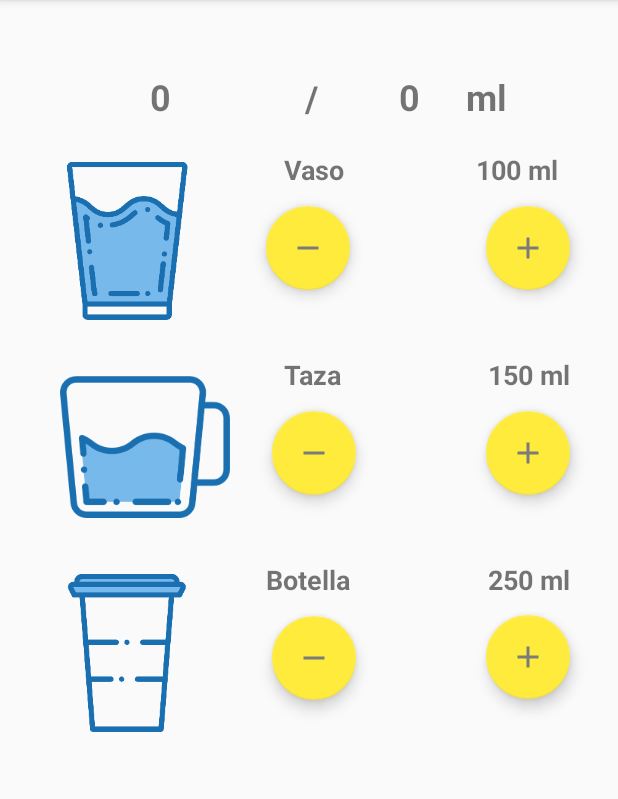
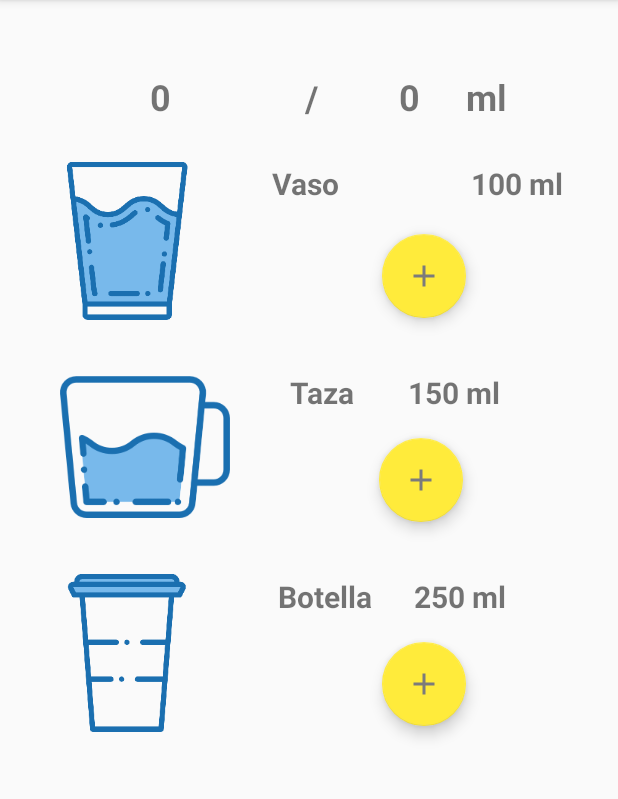
Before and after one commit to sovilleda07/AlarmaHidratate, an Android app: the FragmentTabs screen opened directly, with no data from a screen before it, on a phone screen of 412 x 824 dp, the part 84-883 px from its top. Run offline under Robolectric (Android 15) with nearby library versions, the phone set to English and light mode, and no system bars; Roboto replaces fonts that are not available here.

Commit message:
Cambios en las pantallas

```diff
--- a/app/src/main/java/com/example/alarmahidratate/Fragments/FragmentConfiguracion.kt
+++ b/app/src/main/java/com/example/alarmahidratate/Fragments/FragmentConfiguracion.kt
@@ -14,7 +14,6 @@ import com.example.alarmahidratate.Datos
 import com.example.alarmahidratate.R
 import kotlinx.android.synthetic.main.fragment_fragment_configuracion2.view.*
 
-// TODO: Rename parameter arguments, choose names that match
 // the fragment initialization parameters, e.g. ARG_ITEM_NUMBER
 private const val ARG_PARAM1 = "param1"
 private const val ARG_PARAM2 = "param2"
@@ -29,14 +28,13 @@ private const val ARG_PARAM2 = "param2"
  *
  */
 class FragmentConfiguracion : Fragment() {
-    // TODO: Rename and change types of parameters
     private var param1: String? = null
     private var param2: String? = null
     private var listener: OnFragmentInteractionListener? = null
 
     // Inicialización de variables que manejarán el layout
-    var tvUsuario: TextView? = null
-    var tvlibras : TextView? = null
+    private var tvUsuario: TextView? = null
+    private var tvlibras : TextView? = null
 
     override fun onCreate(savedInstanceState: Bundle?) {
         super.onCreate(savedInstanceState)
@@ -71,7 +69,7 @@ class FragmentConfiguracion : Fragment() {
         return v
     }
 
-    // TODO: Rename method, update argument and hook method into UI event
+
     fun onButtonPressed(uri: Uri) {
         listener?.onFragmentInteraction(uri)
     }
@@ -102,7 +100,6 @@ class FragmentConfiguracion : Fragment() {
      * for more information.
      */
     interface OnFragmentInteractionListener {
-        // TODO: Update argument type and name
         fun onFragmentInteraction(uri: Uri)
     }
 
@@ -115,7 +112,6 @@ class FragmentConfiguracion : Fragment() {
          * @param param2 Parameter 2.
          * @return A new instance of fragment FragmentConfiguracion.
          */
-        // TODO: Rename and change types and number of parameters
         @JvmStatic
         fun newInstance(param1: String, param2: String) =
             FragmentConfiguracion().apply {
--- a/app/src/main/java/com/example/alarmahidratate/Fragments/FragmentContenedores.kt
+++ b/app/src/main/java/com/example/alarmahidratate/Fragments/FragmentContenedores.kt
@@ -1,12 +1,18 @@
 package com.example.alarmahidratate.Fragments
 
+import android.app.AlertDialog
 import android.content.Context
+import android.content.DialogInterface
 import android.net.Uri
 import android.os.Bundle
 import android.support.v4.app.Fragment
 import android.view.LayoutInflater
 import android.view.View
 import android.view.ViewGroup
+import android.widget.Button
+import android.widget.NumberPicker
+import android.widget.NumberPicker.OnValueChangeListener
+import android.widget.TextView
 import android.widget.Toast
 
 import com.example.alarmahidratate.R
@@ -33,6 +39,9 @@ class FragmentContenedores : Fragment() {
     private var param2: String? = null
     private var listener: OnFragmentInteractionListener? = null
 
+    var number: TextView? = null
+    var numberPicker: Button? = null
+
     override fun onCreate(savedInstanceState: Bundle?) {
         super.onCreate(savedInstanceState)
         arguments?.let {
@@ -50,7 +59,13 @@ class FragmentContenedores : Fragment() {
         val v =inflater.inflate(R.layout.fragment_fragment_contenedores, container, false)
 
         v.bCambiarVaso.setOnClickListener{
-            Toast.makeText(activity,"Tamaño modificado", Toast.LENGTH_SHORT).show()
+            number = v.findViewById(R.id.tvnumero) as TextView
+            numberPicker = v.findViewById(R.id.bCambiarVaso) as Button
+            numberPicker!!.setOnClickListener{
+                numberPickerDialog()
+                //Toast.makeText(activity,"presionado", Toast.LENGTH_SHORT).show()
+            }
+            //Toast.makeText(activity,"Tamaño modificado", Toast.LENGTH_SHORT).show()
         }
         v.bCambiarTaza.setOnClickListener{ view ->
             Toast.makeText(activity,"Tamaño modificado", Toast.LENGTH_SHORT).show()
@@ -58,14 +73,39 @@ class FragmentContenedores : Fragment() {
         v.bCambiarBotella.setOnClickListener{view ->
             Toast.makeText(activity,"Tamaño modificado", Toast.LENGTH_SHORT).show()
         }
-
-
         return v
 
 
     }
 
-    // TODO: Rename method, update argument and hook method into UI event
+    fun numberPickerDialog(){
+        var myNumberPicker: NumberPicker? = null
+        myNumberPicker!!.maxValue = 10
+        myNumberPicker!!.minValue = 1
+        myNumberPicker.wrapSelectorWheel = true
+
+        var myValChangedListener: OnValueChangeListener? = null
+        myNumberPicker.setOnValueChangedListener { picker, oldVal, newVal ->
+            number?.setText(""+newVal)
+        }
+        myNumberPicker.setOnValueChangedListener(myValChangedListener)
+
+        val builder = AlertDialog.Builder(activity).setView(myNumberPicker)
+        builder.setTitle(getString(R.string.cantidad))
+        //builder.setPositiveButton(getString(R.string.modificar),DialogInterface.OnClickListener())
+
+        builder.setPositiveButton(getString(R.string.modificar)) { dialog, which ->
+            Toast.makeText(activity,"Si funciona", Toast.LENGTH_SHORT).show()
+        }
+        builder.setNegativeButton(getString(R.string.cancelar)) { dialog, which ->
+            Toast.makeText(activity,"NO funciona", Toast.LENGTH_SHORT).show()
+        }
+        //val dialog: AlertDialog = builder.create()
+
+        // Mostrar el AlertDialog
+        builder.show()
+    }
+
     fun onButtonPressed(uri: Uri) {
         listener?.onFragmentInteraction(uri)
     }
@@ -96,7 +136,6 @@ class FragmentContenedores : Fragment() {
      * for more information.
      */
     interface OnFragmentInteractionListener {
-        // TODO: Update argument type and name
         fun onFragmentInteraction(uri: Uri)
     }
 
@@ -109,7 +148,6 @@ class FragmentContenedores : Fragment() {
          * @param param2 Parameter 2.
          * @return A new instance of fragment FragmentContenedores.
          */
-        // TODO: Rename and change types and number of parameters
         @JvmStatic
         fun newInstance(param1: String, param2: String) =
             FragmentContenedores().apply {
@@ -119,4 +157,5 @@ class FragmentContenedores : Fragment() {
                 }
             }
     }
+
 }
--- a/app/src/main/java/com/example/alarmahidratate/Fragments/FragmentInformacion.kt
+++ b/app/src/main/java/com/example/alarmahidratate/Fragments/FragmentInformacion.kt
@@ -13,7 +13,6 @@ import android.widget.Toast
 import com.example.alarmahidratate.R
 import kotlinx.android.synthetic.main.fragment_fragment_informacion.*
 
-// TODO: Rename parameter arguments, choose names that match
 // the fragment initialization parameters, e.g. ARG_ITEM_NUMBER
 private const val ARG_PARAM1 = "param1"
 private const val ARG_PARAM2 = "param2"
@@ -28,7 +27,6 @@ private const val ARG_PARAM2 = "param2"
  *
  */
 class FragmentInformacion : Fragment() {
-    // TODO: Rename and change types of parameters
     private var param1: String? = null
     private var param2: String? = null
     private var listener: OnFragmentInteractionListener? = null
@@ -87,7 +85,6 @@ class FragmentInformacion : Fragment() {
      * for more information.
      */
     interface OnFragmentInteractionListener {
-        // TODO: Update argument type and name
         fun onFragmentInteraction(uri: Uri)
     }
 
@@ -100,7 +97,6 @@ class FragmentInformacion : Fragment() {
          * @param param2 Parameter 2.
          * @return A new instance of fragment FragmentInformacion.
          */
-        // TODO: Rename and change types and number of parameters
         @JvmStatic
         fun newInstance(param1: String, param2: String) =
             FragmentInformacion().apply {
--- a/app/src/main/java/com/example/alarmahidratate/Fragments/FragmentTabs.kt
+++ b/app/src/main/java/com/example/alarmahidratate/Fragments/FragmentTabs.kt
@@ -110,33 +110,23 @@ class FragmentTabs : Fragment() {
             }
 
 
+
         }
 
         // Detectar al presionar los Floating Action Button
         // Llamamos a la función Calculos enviando el tipo de operación
         // a realizar y el tamaño del contendor
-        v.fabVaso1.setOnClickListener{ view ->
-            calculos("resta",vaso.tamano)
-        }
         v.fabVaso2.setOnClickListener{ view ->
             calculos("suma",vaso.tamano)
 
         }
-        v.fabTaza1.setOnClickListener{ view ->
-            calculos("resta",taza.tamano)
-
-        }
-        v.fabTaza2.setOnClickListener{ view ->
+         v.fabTaza2.setOnClickListener{ view ->
             calculos("suma",taza.tamano)
-
-        }
-        v.fabBotella1.setOnClickListener{ view ->
-            calculos("resta",botella.tamano)
 
         }
         v.fabBotella2.setOnClickListener{ view ->
             calculos("suma",botella.tamano)
-       }
+        }
 
         // Retornamos la vista para inflarla
         return  v
@@ -161,7 +151,7 @@ class FragmentTabs : Fragment() {
         if (context is OnFragmentInteractionListener) {
             listener = context
         } else {
-            throw RuntimeException("$context must implement OnFragmentInteractionListener")
+            throw RuntimeException("$context must implement OnFragmentInteractionListener") as Throwable
         }
     }
 
--- /dev/null
+++ b/app/src/main/res/drawable-anydpi/ic_history.xml
@@ -0,0 +1,10 @@
+<vector xmlns:android="http://schemas.android.com/apk/res/android"
+    android:width="24dp"
+    android:height="24dp"
+    android:viewportWidth="24"
+    android:viewportHeight="24"
+    android:tint="#7B7B7B">
+    <path
+        android:fillColor="#FF000000"
+        android:pathData="M13,3c-4.97,0 -9,4.03 -9,9L1,12l3.89,3.89 0.07,0.14L9,12L6,12c0,-3.87 3.13,-7 7,-7s7,3.13 7,7 -3.13,7 -7,7c-1.93,0 -3.68,-0.79 -4.94,-2.06l-1.42,1.42C8.27,19.99 10.51,21 13,21c4.97,0 9,-4.03 9,-9s-4.03,-9 -9,-9zM12,8v5l4.28,2.54 0.72,-1.21 -3.5,-2.08L13.5,8L12,8z"/>
+</vector>
--- a/app/src/main/res/layout/fragment_fragment_configuracion2.xml
+++ b/app/src/main/res/layout/fragment_fragment_configuracion2.xml
@@ -80,7 +80,7 @@
             app:layout_constraintTop_toBottomOf="@+id/tvFrecuencia" app:layout_constraintStart_toStartOf="parent"
             android:layout_marginLeft="8dp" android:layout_marginStart="8dp" app:layout_constraintEnd_toEndOf="parent"
             android:layout_marginEnd="8dp" android:layout_marginRight="8dp"
-            app:layout_constraintHorizontal_bias="0.16" android:orientation="vertical">
+            app:layout_constraintHorizontal_bias="0.16" android:orientation="vertical" android:id="@+id/radioGroup">
         <RadioButton
                 android:text="@string/m15"
                 android:layout_width="135dp"
@@ -96,4 +96,12 @@
                 android:textSize="18sp"
                 tools:layout_editor_absoluteY="461dp" tools:layout_editor_absoluteX="52dp"/>
     </RadioGroup>
+    <Button
+            android:text="@string/Frecuencia"
+            android:layout_width="wrap_content"
+            android:layout_height="wrap_content"
+            android:id="@+id/button" app:layout_constraintEnd_toEndOf="parent" android:layout_marginEnd="8dp"
+            android:layout_marginRight="8dp" app:layout_constraintStart_toEndOf="@+id/radioGroup"
+            android:layout_marginLeft="8dp" android:layout_marginStart="8dp" android:layout_marginBottom="168dp"
+            app:layout_constraintBottom_toBottomOf="parent"/>
 </android.support.constraint.ConstraintLayout>
--- a/app/src/main/res/layout/fragment_fragment_contenedores.xml
+++ b/app/src/main/res/layout/fragment_fragment_contenedores.xml
@@ -106,5 +106,13 @@
             android:layout_marginTop="116dp"
             app:layout_constraintTop_toTopOf="parent" app:layout_constraintStart_toEndOf="@+id/etBotella"
             android:layout_marginLeft="8dp" android:layout_marginStart="8dp"/>
+    <TextView
+            android:text="TextView"
+            android:layout_width="wrap_content"
+            android:layout_height="wrap_content"
+            android:id="@+id/tvnumero" app:layout_constraintEnd_toEndOf="parent" android:layout_marginEnd="8dp"
+            android:layout_marginRight="8dp" app:layout_constraintStart_toEndOf="@+id/ivVaso"
+            android:layout_marginLeft="8dp" android:layout_marginStart="8dp" android:layout_marginTop="16dp"
+            app:layout_constraintTop_toBottomOf="@+id/bCambiarVaso" app:layout_constraintHorizontal_bias="0.51"/>
 
 </android.support.constraint.ConstraintLayout>
--- a/app/src/main/res/layout/fragment_fragment_tabs.xml
+++ b/app/src/main/res/layout/fragment_fragment_tabs.xml
@@ -10,33 +10,37 @@
             android:layout_width="wrap_content"
             android:layout_height="24dp"
             android:id="@+id/tvMBotella"
-            android:textSize="18sp"
+            android:textSize="20sp"
             app:fontFamily="@font/roboto" android:textStyle="bold"
-            android:layout_marginEnd="32dp"
-            app:layout_constraintEnd_toEndOf="parent" android:layout_marginRight="32dp" android:layout_marginTop="44dp"
-            app:layout_constraintTop_toBottomOf="@+id/fabTaza2"/>
+            app:layout_constraintStart_toEndOf="@+id/tvBotella" android:layout_marginStart="24dp"
+            android:layout_marginLeft="24dp" android:layout_marginTop="36dp"
+            app:layout_constraintTop_toBottomOf="@+id/fabTaza2" android:layout_marginEnd="8dp"
+            app:layout_constraintEnd_toEndOf="parent" android:layout_marginRight="8dp"
+            app:layout_constraintHorizontal_bias="0.052"/>
     <TextView
             android:text="@string/mtaza"
             android:layout_width="wrap_content"
             android:layout_height="wrap_content"
             android:id="@+id/tvMTaza"
-            android:textSize="18sp"
+            android:textSize="20sp"
             app:fontFamily="@font/roboto" android:textStyle="bold"
-            android:layout_marginEnd="32dp"
-            app:layout_constraintEnd_toEndOf="parent" android:layout_marginRight="32dp" android:layout_marginTop="44dp"
-            app:layout_constraintTop_toBottomOf="@+id/fabVaso2"/>
+            app:layout_constraintStart_toEndOf="@+id/tvTaza" android:layout_marginStart="36dp"
+            android:layout_marginLeft="36dp" android:layout_marginTop="36dp"
+            app:layout_constraintTop_toBottomOf="@+id/fabVaso2" android:layout_marginEnd="8dp"
+            app:layout_constraintEnd_toEndOf="parent" android:layout_marginRight="8dp"
+            app:layout_constraintHorizontal_bias="0.0"/>
     <TextView
             android:text="@string/mvaso"
             android:layout_width="wrap_content"
             android:layout_height="wrap_content"
             android:id="@+id/tvMVaso"
-            android:textSize="18sp"
+            android:textSize="20sp"
             app:fontFamily="@font/roboto" android:textStyle="bold"
-            android:layout_marginEnd="40dp"
-            app:layout_constraintEnd_toEndOf="parent" android:layout_marginRight="40dp"
+            android:layout_marginTop="28dp"
+            app:layout_constraintTop_toBottomOf="@+id/tvMl" android:layout_marginEnd="16dp"
+            app:layout_constraintEnd_toEndOf="parent" android:layout_marginRight="16dp"
             app:layout_constraintStart_toEndOf="@+id/tvVaso" android:layout_marginStart="8dp"
-            android:layout_marginLeft="8dp" app:layout_constraintHorizontal_bias="1.0" android:layout_marginTop="20dp"
-            app:layout_constraintTop_toBottomOf="@+id/tvMl"/>
+            android:layout_marginLeft="8dp" app:layout_constraintHorizontal_bias="0.791"/>
     <TextView
             android:text="@string/ml"
             android:layout_width="wrap_content"
@@ -54,31 +58,32 @@
             android:layout_width="wrap_content"
             android:layout_height="wrap_content"
             android:id="@+id/tvBotella"
-            android:textSize="18sp"
+            android:textSize="20sp"
             app:fontFamily="@font/roboto" android:textStyle="bold"
             app:layout_constraintStart_toEndOf="@+id/ivBotella"
-            android:layout_marginStart="36dp" android:layout_marginLeft="36dp" android:layout_marginTop="44dp"
-            app:layout_constraintTop_toBottomOf="@+id/fabTaza1"/>
+            android:layout_marginStart="44dp" android:layout_marginLeft="44dp" android:layout_marginTop="36dp"
+            app:layout_constraintTop_toBottomOf="@+id/fabTaza2"/>
     <TextView
             android:text="@string/taza"
             android:layout_width="wrap_content"
             android:layout_height="wrap_content"
             android:id="@+id/tvTaza"
-            android:textSize="18sp"
+            android:textSize="20sp"
             app:fontFamily="@font/roboto" android:textStyle="bold"
             app:layout_constraintStart_toEndOf="@+id/ivTaza"
-            android:layout_marginStart="36dp" android:layout_marginLeft="36dp" android:layout_marginTop="44dp"
-            app:layout_constraintTop_toBottomOf="@+id/fabVaso1"/>
+            android:layout_marginStart="40dp" android:layout_marginLeft="40dp" android:layout_marginTop="36dp"
+            app:layout_constraintTop_toBottomOf="@+id/fabVaso2"/>
     <TextView
             android:text="@string/vaso"
             android:layout_width="wrap_content"
             android:layout_height="wrap_content"
             android:id="@+id/tvVaso"
-            android:textSize="18sp"
+            android:textSize="20sp"
             app:fontFamily="@font/roboto" android:textStyle="bold"
-            app:layout_constraintStart_toEndOf="@+id/ivVaso"
-            android:layout_marginStart="48dp" android:layout_marginLeft="48dp" android:layout_marginTop="20dp"
-            app:layout_constraintTop_toBottomOf="@+id/tvConsumoEsperado"/>
+            android:layout_marginTop="28dp"
+            app:layout_constraintTop_toBottomOf="@+id/tvConsumoEsperado"
+            app:layout_constraintStart_toEndOf="@+id/ivVaso" android:layout_marginStart="40dp"
+            android:layout_marginLeft="40dp"/>
     <TextView
             android:text="@string/pleca"
             android:layout_width="11dp"
@@ -156,54 +161,34 @@
             android:clickable="true"
             android:focusable="true"
             android:id="@+id/fabVaso2"
-            app:layout_constraintEnd_toEndOf="parent"
-            android:layout_marginEnd="32dp" android:layout_marginRight="32dp"
-            android:layout_marginTop="12dp" app:layout_constraintTop_toBottomOf="@+id/tvMVaso"/>
-    <android.support.design.widget.FloatingActionButton
-            android:src="@drawable/ic_remove"
-            android:layout_width="wrap_content"
-            android:layout_height="wrap_content"
-            android:clickable="true"
-            android:focusable="true"
-            android:id="@+id/fabVaso1"
-            app:layout_constraintStart_toEndOf="@+id/ivVaso"
-            android:layout_marginLeft="36dp" android:layout_marginStart="36dp"
-            android:layout_marginTop="12dp" app:layout_constraintTop_toBottomOf="@+id/tvVaso"/>
+            android:layout_marginEnd="8dp"
+            app:layout_constraintEnd_toEndOf="parent" android:layout_marginRight="8dp"
+            app:layout_constraintStart_toEndOf="@+id/ivVaso" android:layout_marginStart="8dp"
+            android:layout_marginLeft="8dp" android:layout_marginTop="156dp" app:layout_constraintTop_toTopOf="parent"
+            app:layout_constraintHorizontal_bias="0.53"/>
     <android.support.design.widget.FloatingActionButton
             android:src="@drawable/ic_add"
             android:layout_width="wrap_content"
             android:layout_height="wrap_content"
             android:clickable="true"
             android:focusable="true"
-            android:id="@+id/fabTaza2" app:layout_constraintEnd_toEndOf="parent"
-            android:layout_marginEnd="32dp" android:layout_marginRight="32dp"
-            android:layout_marginTop="12dp" app:layout_constraintTop_toBottomOf="@+id/tvMTaza"/>
-    <android.support.design.widget.FloatingActionButton
-            android:src="@drawable/ic_remove"
-            android:layout_width="wrap_content"
-            android:layout_height="59dp"
-            android:clickable="true"
-            android:focusable="true"
-            android:id="@+id/fabTaza1" app:layout_constraintStart_toEndOf="@+id/ivTaza" android:layout_marginLeft="28dp"
-            android:layout_marginStart="28dp"
-            android:layout_marginTop="12dp" app:layout_constraintTop_toBottomOf="@+id/tvTaza"/>
+            android:id="@+id/fabTaza2"
+            android:layout_marginEnd="8dp"
+            app:layout_constraintEnd_toEndOf="parent" android:layout_marginRight="8dp"
+            app:layout_constraintStart_toEndOf="@+id/ivTaza" android:layout_marginStart="8dp"
+            android:layout_marginLeft="8dp" app:layout_constraintHorizontal_bias="0.488" android:layout_marginTop="80dp"
+            app:layout_constraintTop_toBottomOf="@+id/fabVaso2"/>
     <android.support.design.widget.FloatingActionButton
             android:src="@drawable/ic_add"
             android:layout_width="wrap_content"
             android:layout_height="wrap_content"
             android:clickable="true"
             android:focusable="true"
-            android:id="@+id/fabBotella2" app:layout_constraintEnd_toEndOf="parent" android:layout_marginEnd="32dp"
-            android:layout_marginRight="32dp"
-            android:layout_marginTop="12dp" app:layout_constraintTop_toBottomOf="@+id/tvMBotella"/>
-    <android.support.design.widget.FloatingActionButton
-            android:src="@drawable/ic_remove"
-            android:layout_width="wrap_content"
-            android:layout_height="wrap_content"
-            android:clickable="true"
-            android:id="@+id/fabBotella1" app:layout_constraintStart_toEndOf="@+id/ivBotella"
-            android:layout_marginLeft="40dp" android:layout_marginStart="40dp"
-            android:focusable="true" android:layout_marginTop="12dp"
-            app:layout_constraintTop_toBottomOf="@+id/tvBotella"/>
+            android:id="@+id/fabBotella2"
+            android:layout_marginEnd="8dp"
+            app:layout_constraintEnd_toEndOf="parent" android:layout_marginRight="8dp"
+            app:layout_constraintStart_toEndOf="@+id/ivBotella" android:layout_marginStart="8dp"
+            android:layout_marginLeft="8dp" android:layout_marginTop="80dp"
+            app:layout_constraintTop_toBottomOf="@+id/fabTaza2" app:layout_constraintHorizontal_bias="0.53"/>
 
 </android.support.constraint.ConstraintLayout>
--- a/app/src/main/res/menu/activity_main_drawer.xml
+++ b/app/src/main/res/menu/activity_main_drawer.xml
@@ -13,6 +13,10 @@
                 android:icon="@drawable/ic_container"
                 android:title="@string/nav_contenedor"/>
         <item
+                android:id="@+id/nav_historial"
+                android:icon="@drawable/ic_history"
+                android:title="@string/nav_historial"/>
+        <item
                 android:id="@+id/nav_configuration"
                 android:icon="@drawable/ic_configuration"
                 android:title="@string/nav_configuracion"/>
--- a/app/src/main/res/values/strings.xml
+++ b/app/src/main/res/values/strings.xml
@@ -29,6 +29,7 @@
     <!-- Textos de Menu -->
     <string name="nav_inicio">Inicio</string>
     <string name="nav_contenedor">Contenedores</string>
+    <string name="nav_historial">Historial</string>
     <string name="nav_configuracion">Configuración</string>
     <string name="nav_informacion">Información</string>
     <string name="nav_header_titulo">Alarma-Hidrátate</string>
@@ -53,6 +54,9 @@
     <string name="contenedor">Vaso</string>
     <string name="medida">150 ml</string>
     <string name="cambiar">Modificar</string>
+    <string name="cantidad">Elija un tamaño</string>
+    <string name="modificar">Modificar</string>
+    <string name="cancelar">Cancelar</string>
 
     <!--Texto para Fragment de ingresar consumo-->
     <string name="pleca">/</string>
@@ -65,6 +69,8 @@
     <string name="mvaso">100 ml</string>
     <string name="mtaza">100 ml</string>
     <string name="mbotella">100 ml</string>
+
+    <!-- Texto para Historial-->
 
     <!--Texto para pantalla de Configuración-->
     <string name="general">General</string>
```
Also changed, not shown: app/src/main/res/drawable-hdpi/ic_history.png (added), app/src/main/res/drawable-mdpi/ic_history.png (added), app/src/main/res/drawable-xhdpi/ic_history.png (added), app/src/main/res/drawable-xxhdpi/ic_history.png (added).
